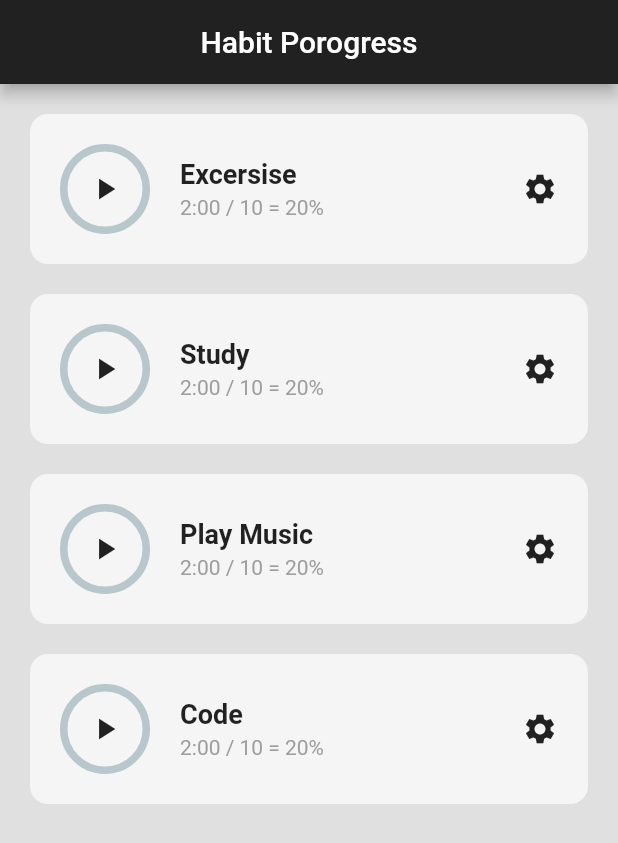
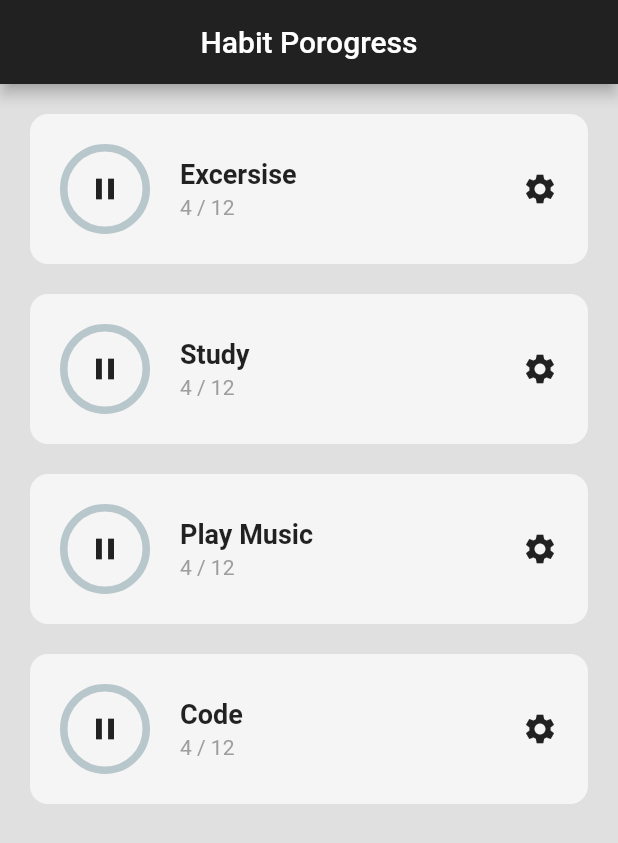
Before and after one commit to Tulio-Rangel/habit_tracker, a Flutter app: the screen it shows after launch, on a phone screen of 412 x 824 dp. Shown: the top 843 px of the screen. Run offline on Flutter 3.47's test engine with Material 2 defaults, Android fonts, the phone set to English and light mode, and no system bars; drawn by our look-alikes of percent_indicator.

Commit message:
now habit are pased as parameters in home screen

```diff
--- a/lib/home_page.dart
+++ b/lib/home_page.dart
@@ -20,10 +20,38 @@ class _HomePageState extends State<HomePage> {
       ),
       body: Column(
         children: [
-          HabitTile(habitName: 'Excersise'),
-          HabitTile(habitName: 'Study'),
-          HabitTile(habitName: 'Play Music'),
-          HabitTile(habitName: 'Code'),
+          HabitTile(
+            habitName: 'Excersise',
+            onTap: () {},
+            settingsTapped: () {},
+            timeSpent: 4,
+            timeGoal: 12,
+            habitStarted: true,
+          ),
+          HabitTile(
+            habitName: 'Study',
+            onTap: () {},
+            settingsTapped: () {},
+            timeSpent: 4,
+            timeGoal: 12,
+            habitStarted: true,
+          ),
+          HabitTile(
+            habitName: 'Play Music',
+            onTap: () {},
+            settingsTapped: () {},
+            timeSpent: 4,
+            timeGoal: 12,
+            habitStarted: true,
+          ),
+          HabitTile(
+            habitName: 'Code',
+            onTap: () {},
+            settingsTapped: () {},
+            timeSpent: 4,
+            timeGoal: 12,
+            habitStarted: true,
+          ),
         ],
       ),
     );
--- a/lib/utils/habit_tile.dart
+++ b/lib/utils/habit_tile.dart
@@ -5,8 +5,20 @@ import 'package:percent_indicator/percent_indicator.dart';
 
 class HabitTile extends StatelessWidget {
   final String habitName;
+  final VoidCallback onTap;
+  final VoidCallback settingsTapped;
+  final int timeSpent;
+  final int timeGoal;
+  final bool habitStarted;
 
-  const HabitTile({super.key, required this.habitName});
+  const HabitTile(
+      {super.key,
+      required this.habitName,
+      required this.onTap,
+      required this.settingsTapped,
+      required this.timeSpent,
+      required this.timeGoal,
+      required this.habitStarted});
 
   @override
   Widget build(BuildContext context) {
@@ -23,7 +35,9 @@ class HabitTile extends StatelessWidget {
           children: [
             Row(
               children: [
-                Container(
+                GestureDetector(
+                  onTap: onTap,
+                  child: SizedBox(
                     height: 60,
                     width: 60,
                     child: Stack(
@@ -31,8 +45,11 @@ class HabitTile extends StatelessWidget {
                         // Progress Cirlce
                         CircularPercentIndicator(radius: 60),
                         // Play-pause buttom
-                      Center(child: Icon(Icons.play_arrow)),
+                        Center(
+                            child: Icon(
+                                habitStarted ? Icons.pause : Icons.play_arrow)),
                       ],
+                    ),
                   ),
                 ),
                 const SizedBox(
@@ -53,15 +70,15 @@ class HabitTile extends StatelessWidget {
                     ),
 
                     // Progress
-                    const Text(
-                      '2:00 / 10 = 20%',
+                    Text(
+                      '$timeSpent / $timeGoal',
                       style: TextStyle(color: Colors.grey),
                     )
                   ],
                 ),
               ],
             ),
-            const Icon(Icons.settings)
+            GestureDetector(onTap: settingsTapped, child: Icon(Icons.settings))
           ],
         ),
       ),
```
Lines whose indentation alone changed are shown as unchanged.
